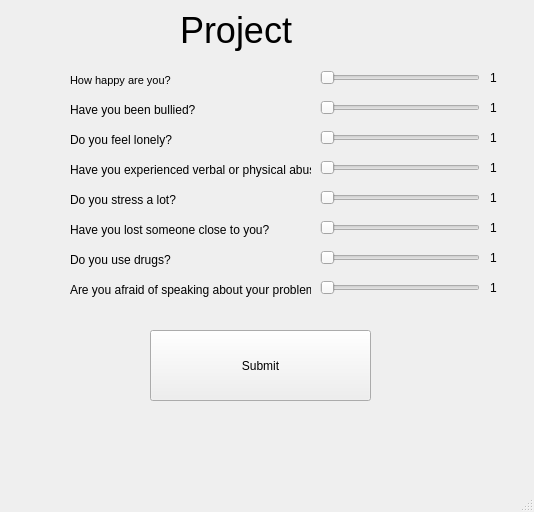
This is mainscreen.ui in samuok/Junction22 as Qt 5 draws it before an edit. The edited form follows.
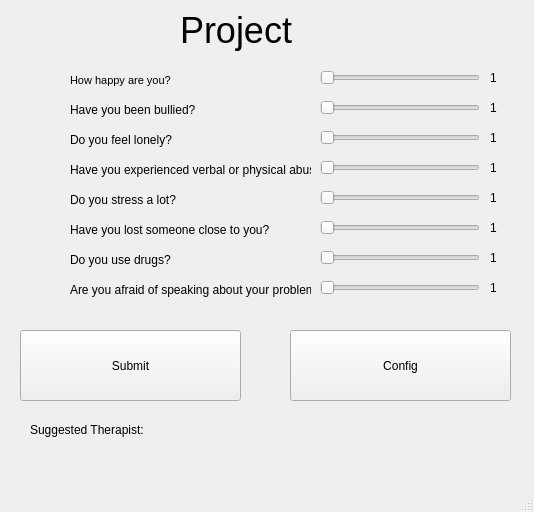
This is the edited form.

```diff
--- a/mainscreen.ui
+++ b/mainscreen.ui
@@ -209,7 +209,7 @@
    <widget class="QPushButton" name="Submit">
     <property name="geometry">
      <rect>
-      <x>150</x>
+      <x>20</x>
       <y>330</y>
       <width>221</width>
       <height>71</height>
@@ -425,6 +425,39 @@
      <string>Project</string>
     </property>
    </widget>
+   <widget class="QLabel" name="suggested">
+    <property name="geometry">
+     <rect>
+      <x>30</x>
+      <y>420</y>
+      <width>221</width>
+      <height>20</height>
+     </rect>
+    </property>
+    <property name="text">
+     <string>Suggested Therapist: </string>
+    </property>
+   </widget>
+   <widget class="QPushButton" name="config">
+    <property name="geometry">
+     <rect>
+      <x>290</x>
+      <y>330</y>
+      <width>221</width>
+      <height>71</height>
+     </rect>
+    </property>
+    <property name="text">
+     <string>Config</string>
+    </property>
+    <property name="test2" stdset="0">
+     <color>
+      <red>0</red>
+      <green>0</green>
+      <blue>0</blue>
+     </color>
+    </property>
+   </widget>
   </widget>
   <widget class="QMenuBar" name="menubar">
    <property name="geometry">
```
